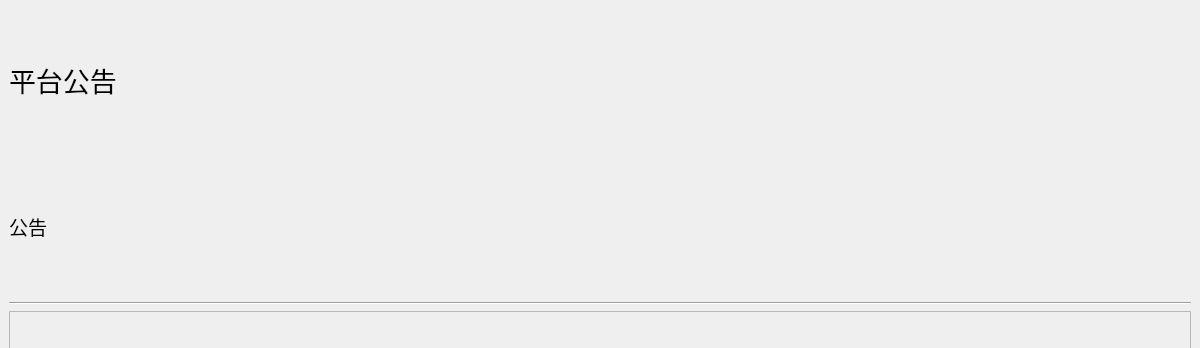
Above: resources/ui/UI_GameWindow.ui from Chr0nixz/Closure before the change; both pictures show x 0 to 1200 and y 0 to 348 of the 1200 by 800 pixel window. Below: the same form after it.
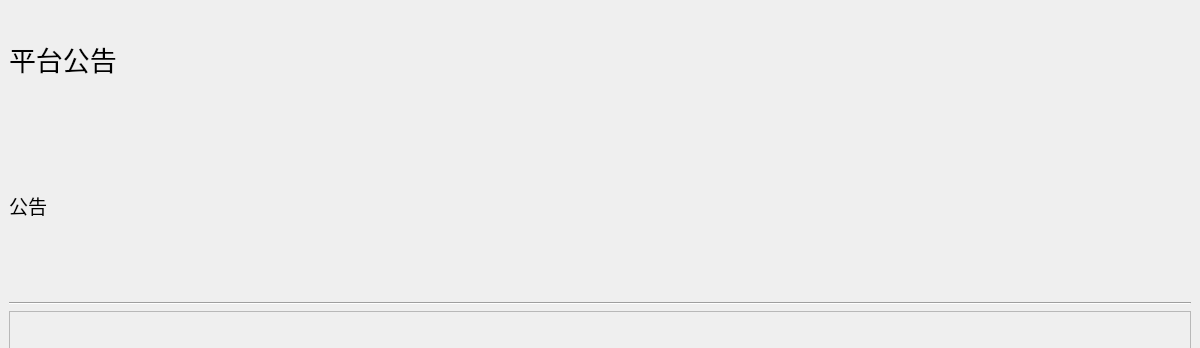
That is the form after the change. Icons and pictures are not drawn.

What changed in the file:
```diff
--- a/resources/ui/UI_GameWindow.ui
+++ b/resources/ui/UI_GameWindow.ui
@@ -28,6 +28,18 @@
        <layout class="QVBoxLayout" name="verticalLayout_2">
         <item>
          <widget class="QLabel" name="label_2">
+          <property name="minimumSize">
+           <size>
+            <width>0</width>
+            <height>60</height>
+           </size>
+          </property>
+          <property name="maximumSize">
+           <size>
+            <width>16777215</width>
+            <height>100</height>
+           </size>
+          </property>
           <property name="font">
            <font>
             <pointsize>20</pointsize>
@@ -40,6 +52,12 @@
         </item>
         <item>
          <widget class="QLabel" name="label">
+          <property name="maximumSize">
+           <size>
+            <width>16777215</width>
+            <height>250</height>
+           </size>
+          </property>
           <property name="font">
            <font>
             <pointsize>14</pointsize>
```
Left out of the diff: 8 changed lines with no effect on the pictures.
